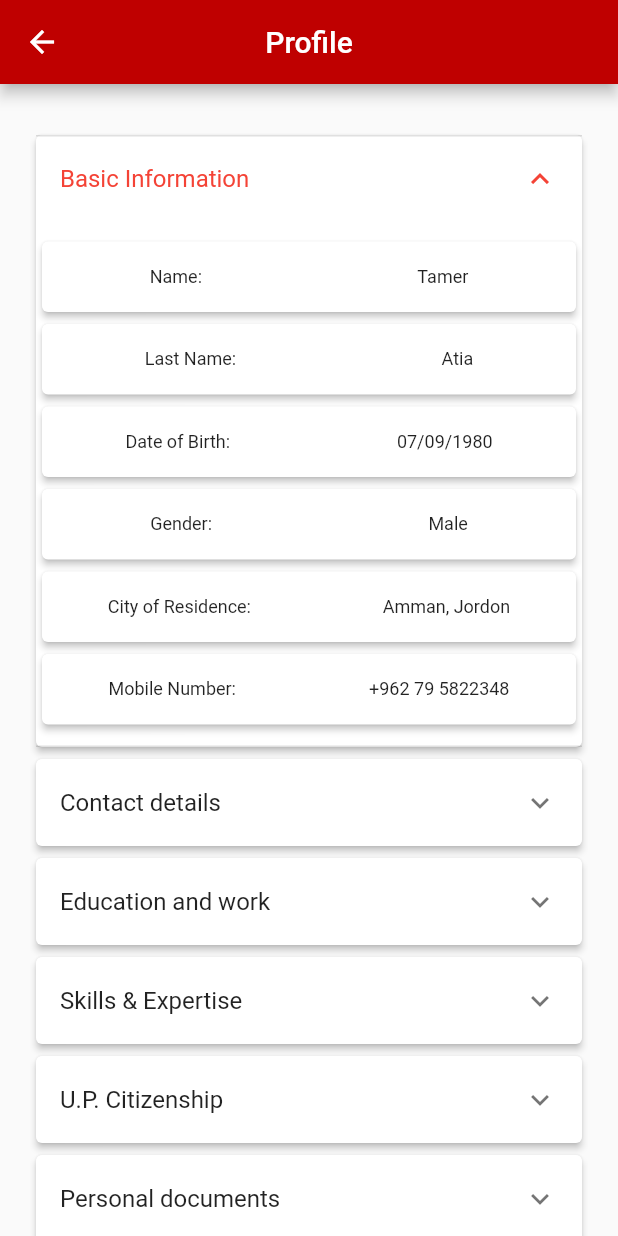
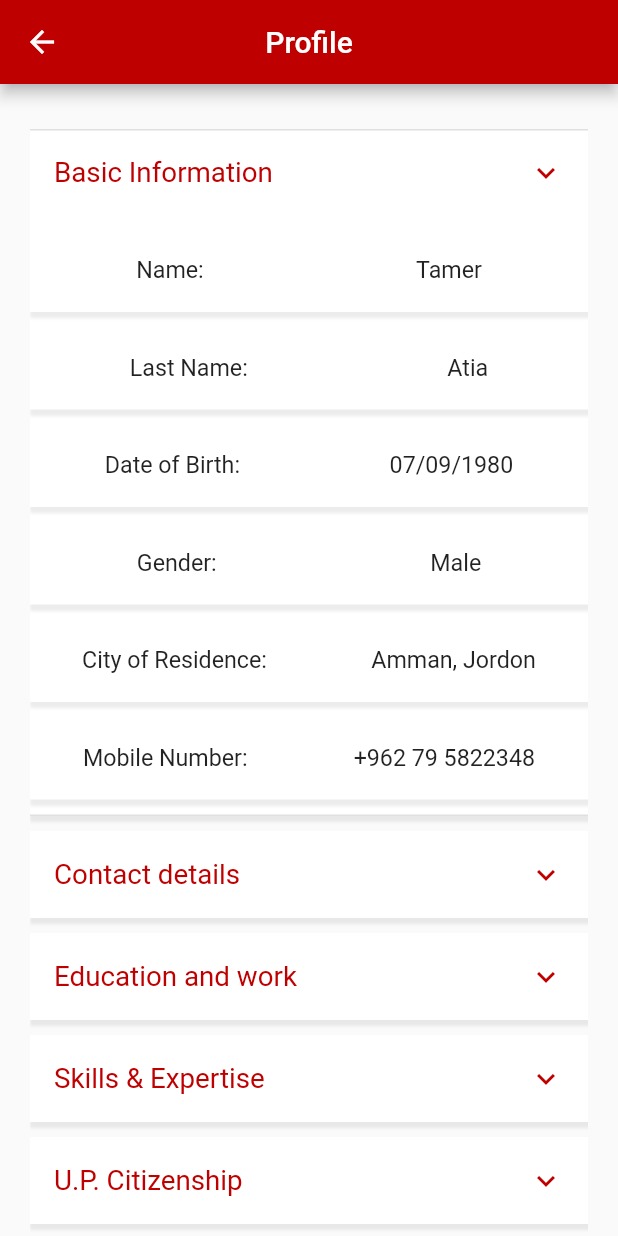
Before and after one commit to iammujtaba44/united_palestine, a Flutter app: the ProfileScreen screen opened directly, after a tap on "Basic Information", on a phone screen of 412 x 824 dp. Run offline on Flutter 3.47's test engine with Material 2 defaults, Android fonts, the phone set to English and light mode, and no system bars; our stand-ins replace firebase_auth, firebase_core, flutter_icons, fluttertoast, shared_preferences; accounts and stored records are empty.

Commit message:
Second phase done 2

```diff
--- a/lib/view/drawer_screens/profile.dart
+++ b/lib/view/drawer_screens/profile.dart
@@ -2,7 +2,14 @@ import 'package:flutter/material.dart';
 import 'package:flutter_icons/flutter_icons.dart';
 import 'package:united_palestine/project_theme.dart';
 
-class ProfileScreen extends StatelessWidget {
+class ProfileScreen extends StatefulWidget {
+  @override
+  _ProfileScreenState createState() => _ProfileScreenState();
+}
+
+class _ProfileScreenState extends State<ProfileScreen> {
+  bool isExpanded = false;
+
   @override
   Widget build(BuildContext context) {
     return Scaffold(
@@ -15,44 +22,109 @@ class ProfileScreen extends StatelessWidget {
         padding: const EdgeInsets.only(top: 30, left: 20, right: 20),
         child: ListView.builder(
             itemCount: titles.length,
-          itemBuilder: (context, index) => Card(
-              elevation: 2,
-              child: ExpansionTile(childrenPadding: EdgeInsets.only(top: 10,bottom: 10),
-                title: Text(titles[index]),
+            itemBuilder: (context, index) => Column(
+                  children: [
+                    Container(
+                      decoration:
+                          BoxDecoration(color: Colors.white, boxShadow: [
+                        BoxShadow(
+                          color: Colors.grey.withOpacity(0.2),
+                          spreadRadius: 1,
+                          blurRadius: 1,
+                          offset: Offset(1, 3),
+                        )
+                      ]),
+                      child: ExpansionTile(
+                        trailing: isExpanded
+                            ? Icon(
+                                Icons.keyboard_arrow_down,
+                                color: ProjectTheme.projectPrimaryColor,
+                              )
+                            : Icon(
+                                Icons.keyboard_arrow_right_outlined,
+                                color: ProjectTheme.projectPrimaryColor,
+                              ),
+                        onExpansionChanged: (value) {
+                          setState(() {
+                            if (isExpanded)
+                              isExpanded = false;
+                            else
+                              isExpanded = true;
+                          });
+                        },
+                        childrenPadding: EdgeInsets.only(top: 10, bottom: 10),
+                        title: Text(
+                          titles[index],
+                          style: TextStyle(
+                              color: ProjectTheme.projectPrimaryColor,
+                              fontSize: 18.5),
+                        ),
                         children: [
                           Column(
                             children: [
-                      BuildCards('Name:','Tamer'),
-                      BuildCards('Last Name:','Atia'),
-                      BuildCards('Date of Birth:','07/09/1980'),
-                      BuildCards('Gender:','Male'),
-                      BuildCards('City of Residence:','Amman, Jordon'),
-                      BuildCards('Mobile Number:','+962 79 5822348'),
+                              BuildCards('Name:', 'Tamer'),
+                              SizedBox(
+                                height: 10.0,
+                              ),
+                              BuildCards('Last Name:', 'Atia'),
+                              SizedBox(
+                                height: 10.0,
+                              ),
+                              BuildCards('Date of Birth:', '07/09/1980'),
+                              SizedBox(
+                                height: 10.0,
+                              ),
+                              BuildCards('Gender:', 'Male'),
+                              SizedBox(
+                                height: 10.0,
+                              ),
+                              BuildCards('City of Residence:', 'Amman, Jordon'),
+                              SizedBox(
+                                height: 10.0,
+                              ),
+                              BuildCards('Mobile Number:', '+962 79 5822348'),
                             ],
+                          )
+                        ],
+                      ),
+                    ),
+                    SizedBox(
+                      height: 10.0,
                     )
                   ],
                 )),
       ),
-      ),
     );
   }
-  Widget BuildCards (String title, String description){
-    return Container(height: 55,
-      child: Card(
-          elevation: 2,
+
+  Widget BuildCards(String title, String description) {
+    return Container(
+      height: 55,
+      decoration: BoxDecoration(color: Colors.white, boxShadow: [
+        BoxShadow(
+          color: Colors.grey.withOpacity(0.2),
+          spreadRadius: 1,
+          blurRadius: 1,
+          offset: Offset(1, 3),
+        )
+      ]),
       child: Padding(
-            padding: const EdgeInsets.only(left:0),
-            child: Row(mainAxisAlignment: MainAxisAlignment.spaceAround,
-              children: [Text(
-              title,textAlign: TextAlign.left,
-              style: TextStyle(fontSize: 12),
+        padding: const EdgeInsets.only(left: 0),
+        child: Row(
+          mainAxisAlignment: MainAxisAlignment.spaceAround,
+          children: [
+            Text(
+              title,
+              textAlign: TextAlign.left,
+              style: TextStyle(fontSize: 15.5, fontWeight: FontWeight.w400),
             ),
             Text(
               description,
-              style: TextStyle(fontSize: 12),
-            ),],
+              style: TextStyle(fontSize: 15.5, fontWeight: FontWeight.w400),
             ),
-          )),
+          ],
+        ),
+      ),
     );
   }
 
```
Lines whose indentation alone changed are shown as unchanged.
